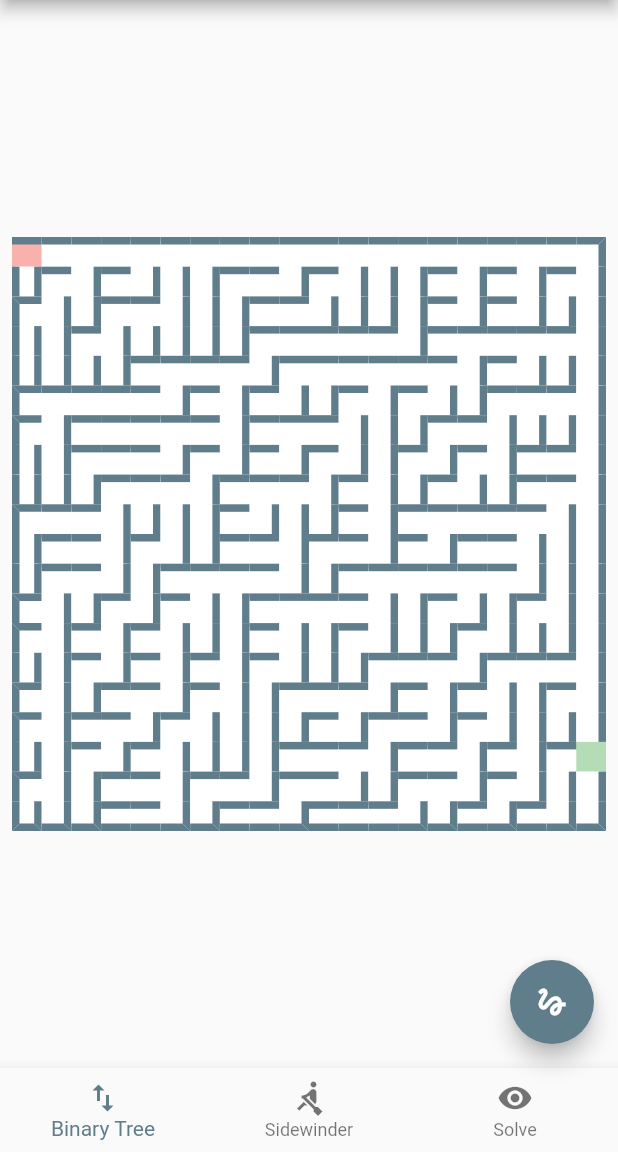
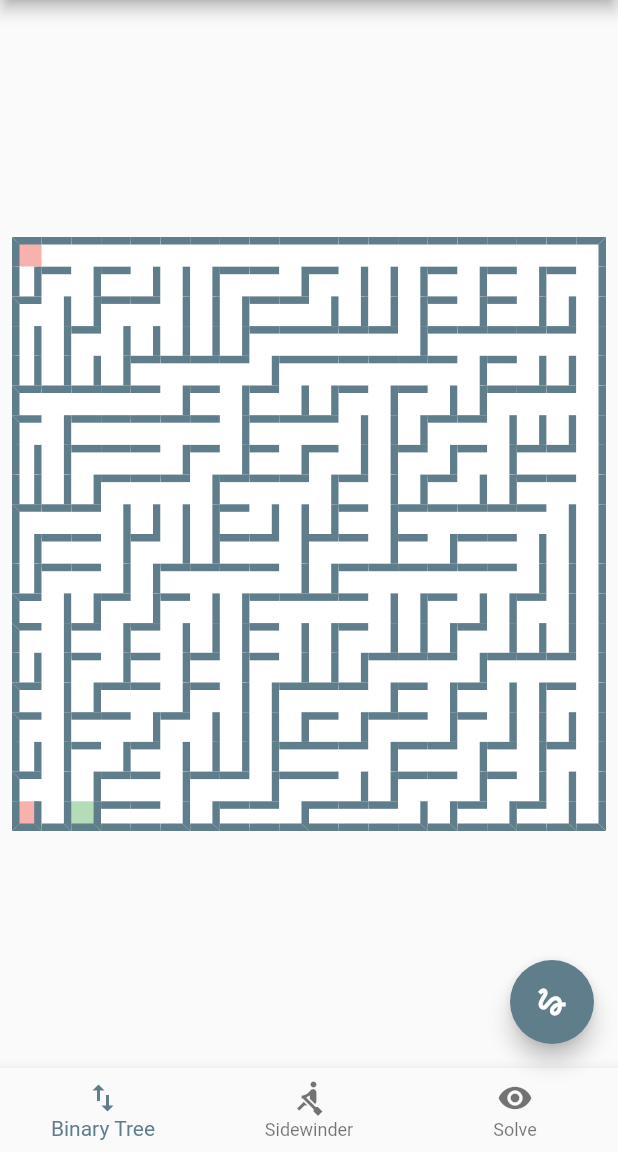
Before and after one commit to mattetti/maze_gen, a Flutter app: the screen it shows after launch, after a tap on the "gesture" icon, on a phone screen of 412 x 824 dp, the part 84-1236 px from its top. Run offline on Flutter 3.47's test engine with Material 2 defaults, Android fonts, the phone set to English and light mode, and no system bars.

Commit message:
more refactoring

```diff
--- a/lib/core/models/cell.dart
+++ b/lib/core/models/cell.dart
@@ -18,4 +18,13 @@ class Cell {
       connections[i] = false;
     }
   }
+
+  reset() {
+    entry = false;
+    exit = false;
+    visited = false;
+    for (var i = 0; i != connections.length; ++i) {
+      connections[i] = false;
+    }
+  }
 }
--- a/lib/core/models/generators/entries/longest_path.dart
+++ b/lib/core/models/generators/entries/longest_path.dart
@@ -1,12 +1,16 @@
 import 'dart:math';
 
+import 'package:maze_gen/core/models/cell.dart';
 import 'package:maze_gen/core/models/grid.dart';
+import 'package:maze_gen/core/models/interfaces/grid_modifier.dart';
 import 'package:maze_gen/core/models/solvers/dijkstra.dart';
 
-class LongestPath {
-  static Grid on(Grid grid) {
+class LongestPath implements GridModifier {
+  Grid on(Grid grid) {
     final _rand = Random();
     int row = _rand.nextInt(grid.rows);
+
+    final startCell = grid.getCell(row, 0);
 
     // find the furthest cell from our random starting point
     var solver = Dijkstra(grid, startRow: row, startCol: 0);
@@ -20,11 +24,17 @@ class LongestPath {
     furthest = solver.furthestCell();
     furthestOffset = furthest[0];
     // furthestDistance = furthest[1];
-    final startCell = grid.getCellAt(furthestOffset);
+    final altStartCell = grid.getCellAt(furthestOffset);
 
-// new_distances = new_start.distances
-// goal, distance = new_distances.max
+    // startCell.connections[Wall.west.index] = true;
+    startCell.entry = true;
+    altStartCell.entry = true;
+    grid.entryOffset = grid.offset(altStartCell.row, altStartCell.col);
 
-// grid.distances = new_distances.path_to(goal)
+    // exit
+    // endCell.connections[Wall.east.index] = true;
+    endCell.exit = true;
+    grid.exitOffset = grid.offset(endCell.row, endCell.col);
+    return grid;
   }
 }
--- a/lib/core/models/grid.dart
+++ b/lib/core/models/grid.dart
@@ -26,6 +26,13 @@ class Grid {
       }
     }
     exitOffset = size();
+  }
+
+  Grid reset() {
+    for (var cell in _cells) {
+      cell.reset();
+    }
+    return this;
   }
 
   // apply modifies the grid as per the passed grider (such as the "texture",
--- a/lib/main.dart
+++ b/lib/main.dart
@@ -1,10 +1,11 @@
 import 'package:flutter/material.dart';
-import 'package:maze_gen/core/models/generators/entries/random.dart';
+import 'package:maze_gen/core/models/generators/entries/longest_path.dart';
 import 'package:maze_gen/core/models/generators/grids/binary_tree.dart';
 import 'package:maze_gen/core/models/generators/grids/sidewinder.dart';
 import 'package:maze_gen/core/models/grid.dart';
 import 'package:maze_gen/core/models/solvers/dijkstra.dart';
 import 'package:maze_gen/ui/cell/cell_view.dart';
+import 'package:provider/provider.dart';
 
 import 'core/models/cell.dart';
 
@@ -17,13 +18,15 @@ class MyApp extends StatelessWidget {
   // This widget is the root of your application.
   @override
   Widget build(BuildContext context) {
-    return MaterialApp(
-      title: 'Mazes',
-      theme: ThemeData(
-        primarySwatch: Colors.blueGrey,
-      ),
-      home: MyHomePage(title: "Mazes"),
-    );
+    return Provider<Grid>.value(
+        value: Grid(gridWidth, gridHeight).apply(Sidewinder()).apply(LongestPath()),
+        child: MaterialApp(
+          title: 'Mazes',
+          theme: ThemeData(
+            primarySwatch: Colors.blueGrey,
+          ),
+          home: MyHomePage(title: "Mazes"),
+        ));
   }
 }
 
@@ -37,7 +40,7 @@ class MyHomePage extends StatefulWidget {
 }
 
 class _MyHomePageState extends State<MyHomePage> {
-  Grid _grid = Grid(gridWidth, gridHeight);
+  // Grid _grid = Grid(gridWidth, gridHeight);
   // list of offsets that are visited (walked)
   Iterable<int> _visitedOffsets;
   Iterator<Cell> _iterator;
@@ -47,7 +50,7 @@ class _MyHomePageState extends State<MyHomePage> {
   @override
   void initState() {
     super.initState();
-    _resetGrid();
+    // _resetGrid();
   }
 
   // void generate() {
@@ -74,28 +77,29 @@ class _MyHomePageState extends State<MyHomePage> {
   void _resetGrid() {
     setState(() {
       _visitedOffsets = [];
-      _grid = newGrid();
+      newGrid(Provider.of<Grid>(context));
     });
   }
 
-  Grid newGrid() {
+  Grid newGrid(Grid grid) {
     switch (_currentIndex) {
       case 0:
-        return Grid(gridWidth, gridHeight).apply(BinaryTree()).apply(RandomEntries());
+        return grid.reset().apply(BinaryTree()).apply(LongestPath());
         break;
       case 1:
-        return Grid(gridWidth, gridHeight).apply(Sidewinder()).apply(RandomEntries());
+        return grid.reset().apply(Sidewinder()).apply(LongestPath());
         break;
       default:
-        return Grid(gridWidth, gridHeight).apply(BinaryTree()).apply(RandomEntries());
+        return grid.reset().apply(BinaryTree()).apply(LongestPath());
     }
   }
 
   void onTabTapped(int index) {
     if (index == 2) {
       setState(() {
-        final solver = Dijkstra(_grid);
-        final exitCell = _grid.getCellAt(_grid.exitOffset);
+        final grid = Provider.of<Grid>(context);
+        final solver = Dijkstra(grid);
+        final exitCell = grid.getCellAt(grid.exitOffset);
         _visitedOffsets = solver.shortestPathTo(exitCell.row, exitCell.col);
         debugPrint("${_visitedOffsets.length} steps to the solution");
       });
@@ -112,6 +116,7 @@ class _MyHomePageState extends State<MyHomePage> {
 
   @override
   Widget build(BuildContext context) {
+    final _grid = Provider.of<Grid>(context);
     return Scaffold(
       appBar: AppBar(
         title: Text(widget.title),
@@ -163,6 +168,8 @@ class _MyHomePageState extends State<MyHomePage> {
   }
 
   CellView cellViewForCell(int row, int col) {
+    final _grid = Provider.of<Grid>(context);
+    ;
     final isVisited = _visitedOffsets == null ? false : _visitedOffsets.contains(_grid.offset(row, col));
     return CellView(_grid.getCell(row, col), _grid.rows)..visited = isVisited;
   }
```
Also changed, not shown: pubspec.yaml (+1 -6 lines), pubspec.lock.
